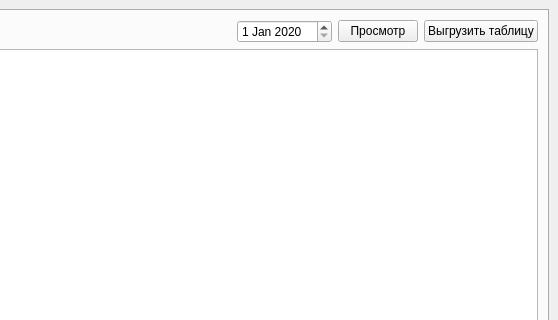
Old version of the form resourses/mainWin.ui in the repository Alena00-1/timetable; both pictures show x 386 to 944 and y 0 to 320 of the 944 by 673 pixel window.
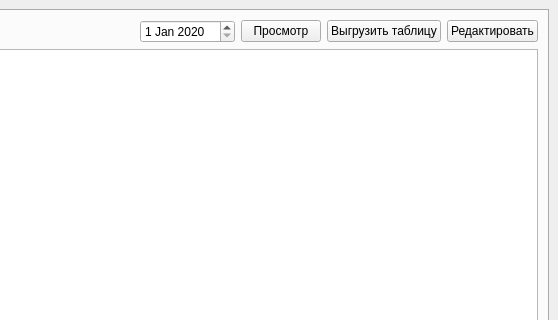
New version of the form. The open tabs and pages were chosen to show the change.

Patch:
```diff
--- a/resourses/mainWin.ui
+++ b/resourses/mainWin.ui
@@ -150,6 +150,13 @@
             </property>
            </widget>
           </item>
+          <item>
+           <widget class="QPushButton" name="edit_button">
+            <property name="text">
+             <string>Редактировать</string>
+            </property>
+           </widget>
+          </item>
          </layout>
         </item>
         <item>
```
Left out of the diff: 3 changed lines with no effect on the pictures.
